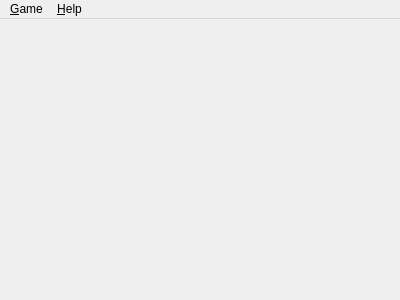
ElTh0r0/iqpuzzle, file CIQPuzzle.ui: the form before one commit.
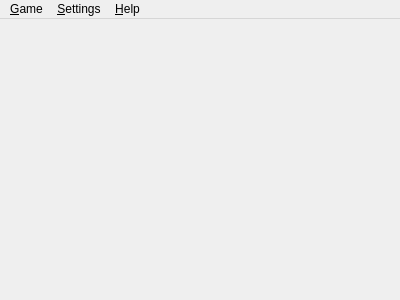
The form after the commit. Icons and pictures are not drawn.

Diff of the .ui file:
```diff
--- a/CIQPuzzle.ui
+++ b/CIQPuzzle.ui
@@ -51,7 +51,15 @@
     <addaction name="action_Controls"/>
     <addaction name="action_Info"/>
    </widget>
+   <widget class="QMenu" name="menu_Settings">
+    <property name="title">
+     <string>&amp;Settings</string>
+    </property>
+    <addaction name="action_ZoomIn"/>
+    <addaction name="action_ZoomOut"/>
+   </widget>
    <addaction name="menuGame"/>
+   <addaction name="menu_Settings"/>
    <addaction name="menu_Help"/>
   </widget>
   <action name="action_NewGame">
```
Left out of the diff: 10 changed lines with no effect on the pictures.
